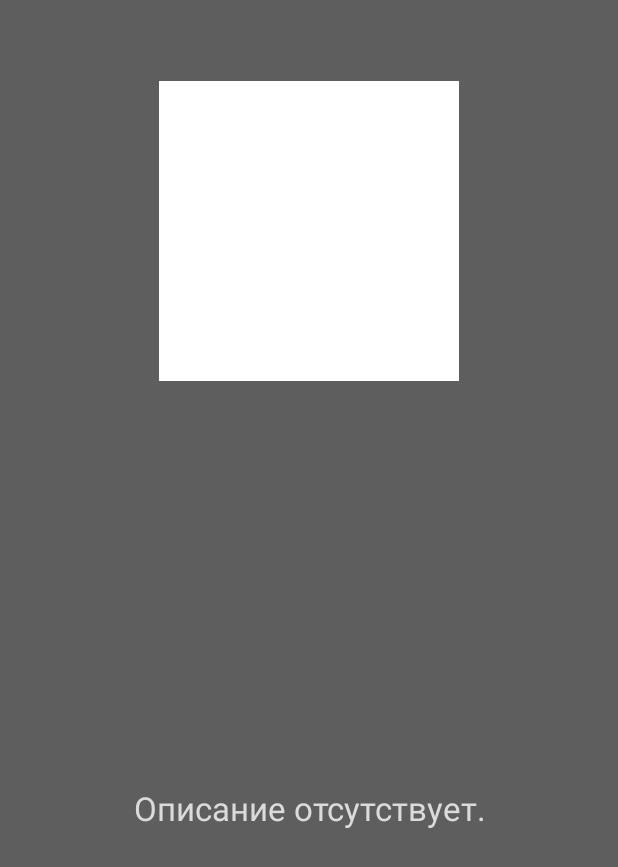
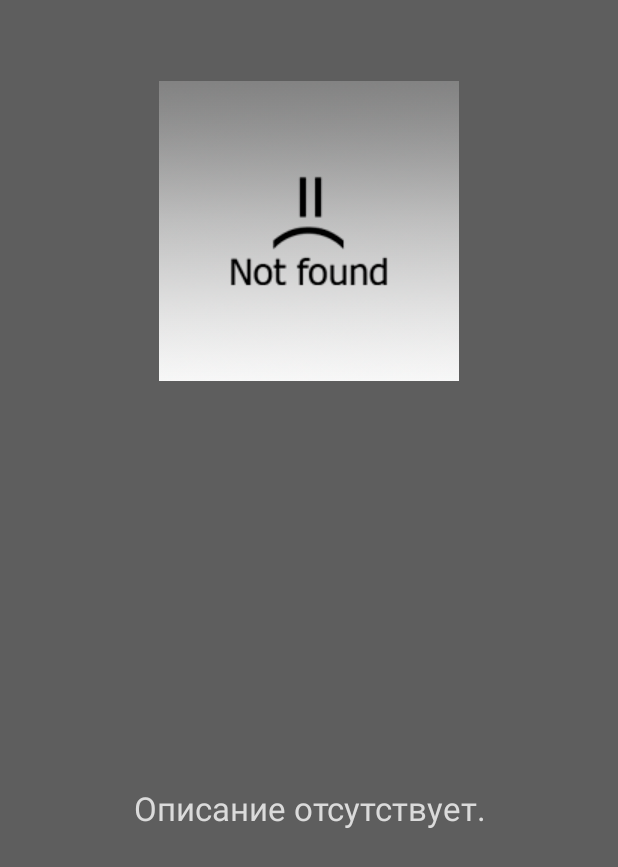
Before and after one commit to maabadot/AndroidStudio2, an Android app: the fragment PageFragment shown on its own in the app's theme, on a phone screen of 412 x 824 dp. Shown: the top 867 px of the screen. Run offline under Robolectric (Android 15) with nearby library versions, the phone set to English and light mode, and no system bars; pictures from the network do not load; 2 statements that could not run were skipped.

Commit message:
ъъ ъъ

```diff
--- a/app/src/main/res/layout/fragment.xml
+++ b/app/src/main/res/layout/fragment.xml
@@ -16,7 +16,7 @@
         android:layout_centerHorizontal="true"
         android:layout_marginTop="54dp"
         android:adjustViewBounds="true"
-        android:background="#FFFFFF"
+        android:background="@drawable/notfound200"
         android:contentDescription="@+id/RelativeLayout1" />
 
     <TextView
--- a/app/src/main/res/layout/listview_item.xml
+++ b/app/src/main/res/layout/listview_item.xml
@@ -25,7 +25,7 @@
 
         android:layout_marginEnd="0dp"
         android:layout_marginRight="0dp"
-        android:background="#FFFFFF"
+        android:background="@drawable/notfound64"
         android:padding="1dp" />
 
 </RelativeLayout>
```
Also changed, not shown: app/src/main/res/drawable/notfound200.png (added), app/src/main/res/drawable/notfound64.png (added).
